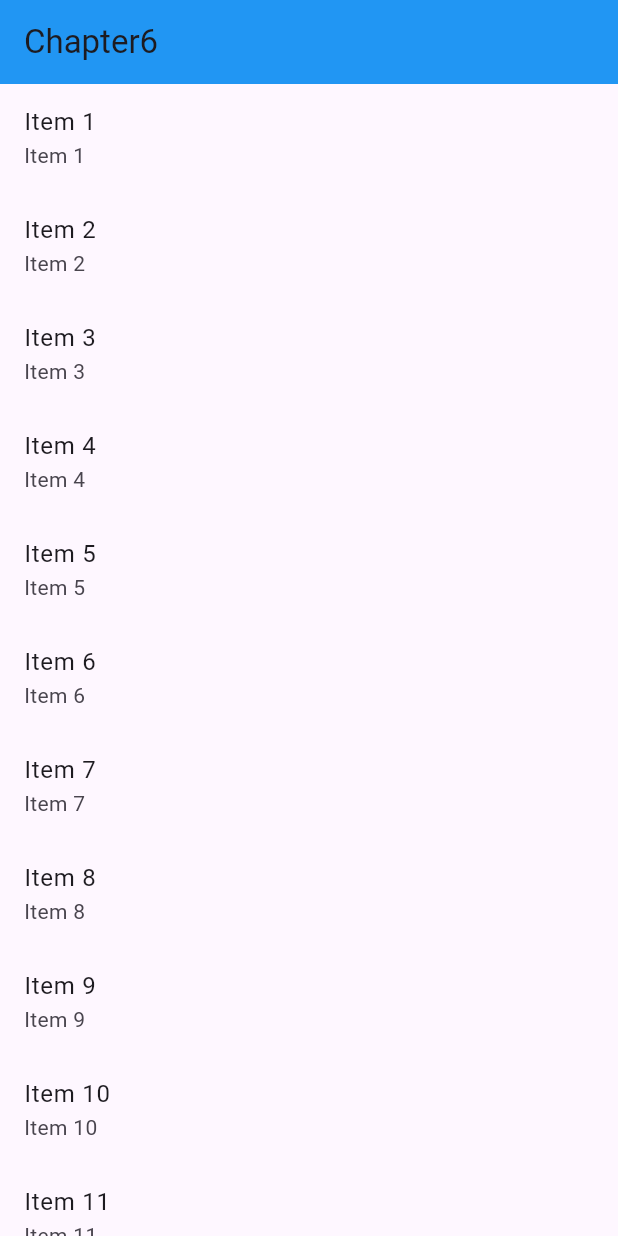
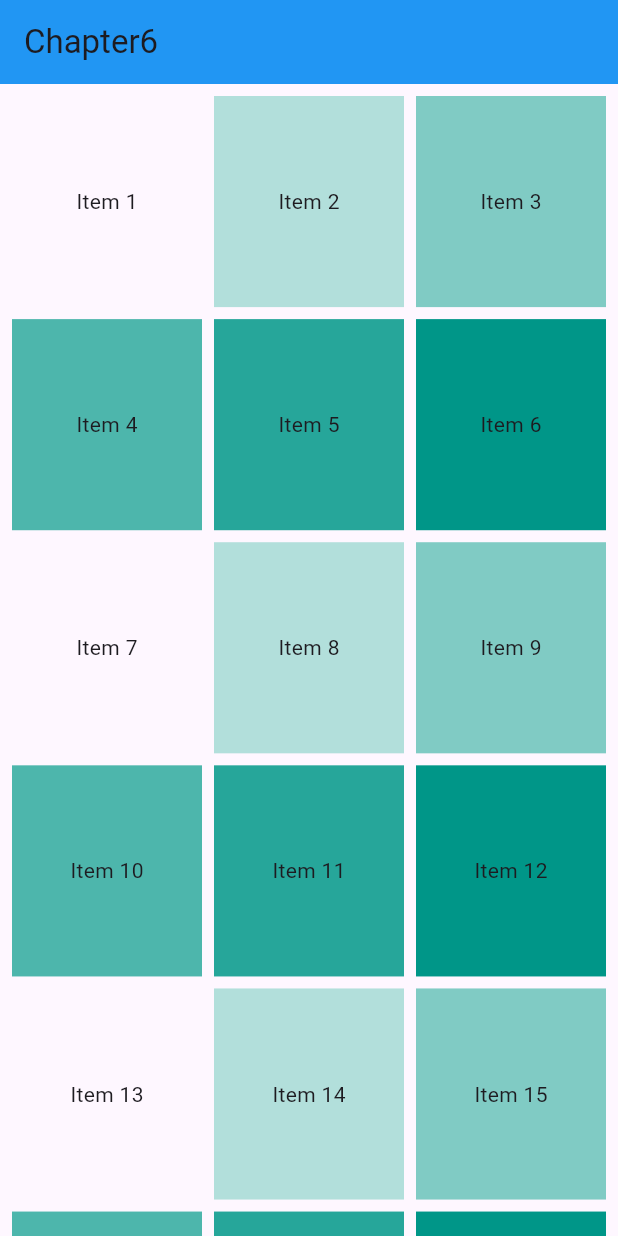
Before and after one commit to nattaponkum/ui_scroll, a Flutter app: the screen it shows after launch, on a phone screen of 412 x 824 dp. Run offline on Flutter 3.47's test engine with Material 3 defaults, Android fonts, the phone set to English and light mode, and no system bars.

Commit message:
add page GridView

```diff
--- a/lib/main.dart
+++ b/lib/main.dart
@@ -25,23 +25,26 @@ class MyHomePage extends StatelessWidget {
 
   @override
   Widget build(BuildContext context) {
-    List<String> items = List<String>.generate(50, (i) =>'Item ${i+1}');
+    List<String> items = List<String>.generate(100, (i) => 'Item ${i + 1}');
     return Scaffold(
-      appBar: AppBar(
-        title: Text('Chapter6'),
-        backgroundColor: Colors.blue,
+      appBar: AppBar(title: Text('Chapter6'), backgroundColor: Colors.blue),
+      body: GridView.builder(
+        padding: EdgeInsets.all(8.0),
+
+        gridDelegate: SliverGridDelegateWithFixedCrossAxisCount(
+          mainAxisSpacing: 8.0,
+          crossAxisSpacing: 8.0,
+          crossAxisCount: 3,
+          childAspectRatio: 0.9
+        ),
+        itemCount: items.length,
+        itemBuilder: (BuildContext context, int idx) {
+          return Container(
+            color:  Colors.teal[100*(idx%6)],
+            child: Center(child: Text(items[idx]))
+            );
+        },
       ),
-      body: ListView.builder(
-        itemCount: items.length,
-        itemBuilder: (BuildContext context, int indx){
-        return ListTile(
-          title: Text(items[indx]),
-          subtitle: Text(items[indx]),
-          onTap: (){
-            print(items[indx]);
-          },
-        );
-      })
     );
   }
 }
--- /dev/null
+++ b/lib/main_listview.dart
@@ -0,0 +1,47 @@
+import 'package:flutter/material.dart';
+
+void main() {
+  runApp(const MyApp());
+}
+
+class MyApp extends StatelessWidget {
+  const MyApp({super.key});
+
+  // This widget is the root of your application.
+  @override
+  Widget build(BuildContext context) {
+    return MaterialApp(
+      title: 'Flutter Demo',
+      theme: ThemeData(
+        colorScheme: ColorScheme.fromSeed(seedColor: Colors.deepPurple),
+      ),
+      home: const MyHomePage(),
+    );
+  }
+}
+
+class MyHomePage extends StatelessWidget {
+  const MyHomePage({super.key});
+
+  @override
+  Widget build(BuildContext context) {
+    List<String> items = List<String>.generate(50, (i) =>'Item ${i+1}');
+    return Scaffold(
+      appBar: AppBar(
+        title: Text('Chapter6'),
+        backgroundColor: Colors.blue,
+      ),
+      body: ListView.builder(
+        itemCount: items.length,
+        itemBuilder: (BuildContext context, int indx){
+        return ListTile(
+          title: Text(items[indx]),
+          subtitle: Text(items[indx]),
+          onTap: (){
+            print(items[indx]);
+          },
+        );
+      })
+    );
+  }
+}
```
